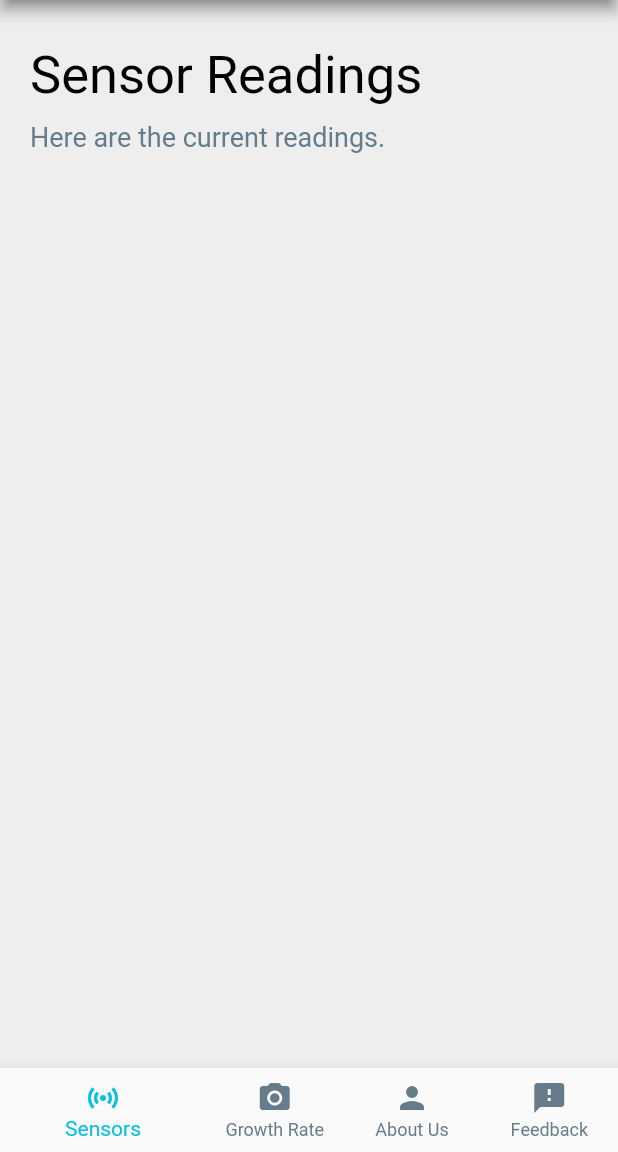
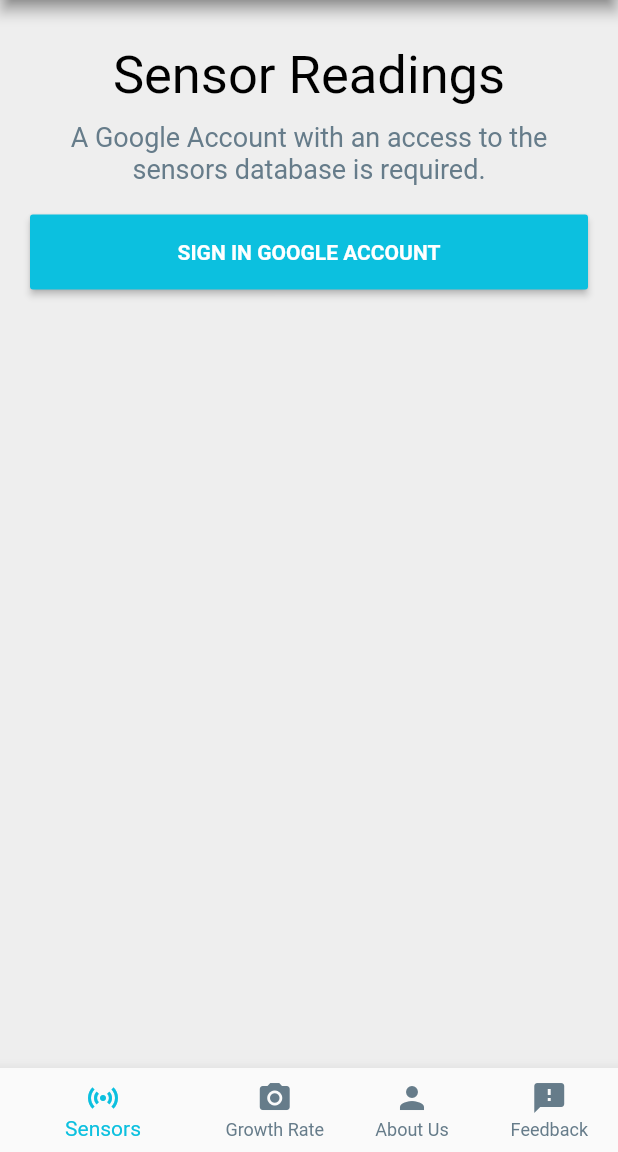
Before and after one commit to Checkerface230/DP2_FLUTTER, a Flutter app: the screen it shows after launch, on a phone screen of 412 x 824 dp, the part 84-1236 px from its top. Run offline on Flutter 3.47's test engine with Material 2 defaults, Android fonts, the phone set to English and light mode, and no system bars; our stand-ins replace cloud_firestore, firebase_auth, firebase_core, firebase_database, flutter_native_splash, google_sign_in and 2 more; missing offline and left inert: tflite; accounts and stored records are empty; Roboto replaces fonts that are missing (RobotoBold, RobotoMedium).

Commit message:
Google Sign Complete,requires Database for Sensors

```diff
--- a/lib/nav_pages/aboutUs.dart
+++ b/lib/nav_pages/aboutUs.dart
@@ -75,7 +75,7 @@
                         child: CircleAvatar(
                           radius: 55,
                           backgroundImage:
-                              AssetImage('assets/images/Russel_pic.png'),
+                              AssetImage('assets/images/Ryan_pic.jpg'),
                         ),
                       ),
                       Container(
--- a/lib/nav_pages/home.dart
+++ b/lib/nav_pages/home.dart
@@ -1,4 +1,10 @@
+// ignore_for_file: camel_case_types, use_build_context_synchronously
+
+import 'package:flutter/foundation.dart';
 import 'package:flutter/material.dart';
+import 'package:letsgrow/widgets/Dashboard.dart';
+import 'package:firebase_auth/firebase_auth.dart';
+import 'package:google_sign_in/google_sign_in.dart';
 
 class homePage extends StatefulWidget {
   const homePage({super.key});
@@ -8,7 +14,57 @@
 }
 
 class _HomePageState extends State<homePage> {
-//
+  final FirebaseAuth firebaseAuth = FirebaseAuth.instance;
+
+  final GoogleSignIn _googleSignIn = GoogleSignIn(
+    scopes: <String>['email'],
+  );
+
+  late GoogleSignInAccount? _currentUser;
+
+  @override
+  void initState() {
+    super.initState();
+    _googleSignIn.onCurrentUserChanged.listen((GoogleSignInAccount? account) {
+      setState(() {
+        _currentUser = account;
+      });
+
+      if (_currentUser != null) {
+        _handleFirebase();
+      }
+    });
+
+    _googleSignIn.signInSilently(); //Auto login if previous login was success
+  }
+
+  void _handleFirebase() async {
+    GoogleSignInAuthentication? googleAuth = await _currentUser?.authentication;
+
+    final AuthCredential credential = GoogleAuthProvider.credential(
+        idToken: googleAuth?.idToken, accessToken: googleAuth?.accessToken);
+
+    final UserCredential firebaseUser =
+        await firebaseAuth.signInWithCredential(credential);
+    if (firebaseUser != null) {
+      if (kDebugMode) {
+        print('Login');
+      }
+      Navigator.of(context).pushReplacement(
+          MaterialPageRoute(builder: (context) => Dashboard()));
+    }
+  }
+
+  Future<void> _handleSignIn() async {
+    try {
+      await _googleSignIn.signIn();
+    } catch (error) {
+      if (kDebugMode) {
+        print(error);
+      }
+    }
+  }
+
   @override
   Widget build(BuildContext context) {
     return Scaffold(
@@ -33,6 +89,7 @@
             ),
             Container(
               padding: const EdgeInsets.fromLTRB(20, 20, 20, 10),
+              alignment: Alignment.center,
               child: const Text(
                 'Sensor Readings',
                 style: TextStyle(
@@ -44,20 +101,34 @@
             ),
             Container(
               padding: const EdgeInsets.fromLTRB(20, 0, 20, 10),
-              child: const Text('Here are the current readings.',
+              alignment: Alignment.center,
+              child: const Text(
+                  'A Google Account with an access to the sensors database is required.',
                   style: TextStyle(
                       fontSize: 18,
                       fontFamily: 'RobotoMedium',
                       color: Color.fromRGBO(102, 124, 138, 1.0)),
-                  textAlign: TextAlign.left),
+                  textAlign: TextAlign.center),
             ),
             const SizedBox(
               height: 10,
             ),
             Container(
-              color: const Color.fromRGBO(12, 192, 223, 1.0),
-              child: Column(
-                children: const <Widget>[],
+              padding: const EdgeInsets.fromLTRB(20, 0, 20, 10),
+              alignment: Alignment.center,
+              child: MaterialButton(
+                height: 50.0,
+                minWidth: double.infinity,
+                color: const Color.fromRGBO(12, 192, 223, 1.0),
+                onPressed: _handleSignIn,
+                child: const Text(
+                  "SIGN IN GOOGLE ACCOUNT",
+                  style: TextStyle(
+                    fontFamily: 'RobotoBold',
+                    fontWeight: FontWeight.bold,
+                    color: Colors.white,
+                  ),
+                ),
               ),
             ),
           ],
--- a/pubspec.yaml
+++ b/pubspec.yaml
@@ -41,7 +41,9 @@
   firebase_core: ^2.6.1
   firebase_auth: ^4.2.8
   url_launcher: ^6.0.0
-
+  firebase_database: ^10.1.0
+  google_sign_in: ^6.0.2
+  rflutter_alert: ^2.0.4
 
 flutter_native_splash:
   color: "#ffffff"
@@ -88,6 +90,7 @@
   - assets/images/JC_pic.png
   - assets/images/Fritz_pic.png
   - assets/images/Russel_pic.png
+  - assets/images/Ryan_pic.jpg
   - assets/images/logo.png
   - assets/picleaf_model_fp16.tflite
   - assets/labels.txt
```
Also changed, not shown: lib/widgets/CircleProgress.dart (added, +49 -0 lines), lib/widgets/Dashboard.dart (added, +185 -0 lines), assets/images/Ryan_pic.jpg (added), pubspec.lock, 1 other file.
